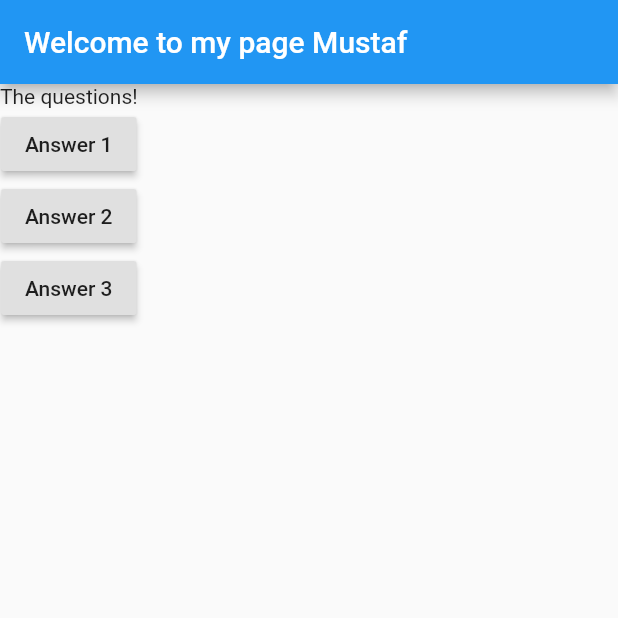
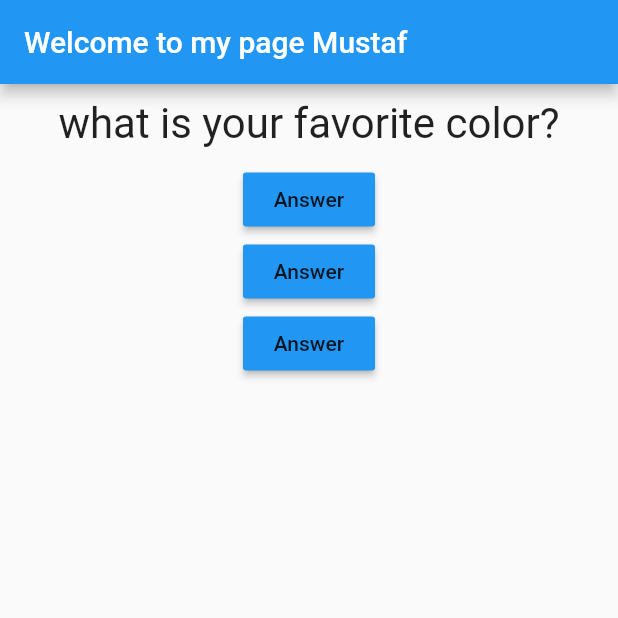
Before and after one commit to mustafcode10/Flutter-Quiz, a Flutter app: the screen it shows after launch, on a phone screen of 412 x 824 dp, the top half of it. Run offline on Flutter 3.47's test engine with Material 2 defaults, Android fonts, the phone set to English and light mode, and no system bars.

Commit message:
Question and Answer

```diff
--- /dev/null
+++ b/lib/answer.dart
@@ -0,0 +1,18 @@
+import 'package:flutter/material.dart';
+
+class Answer extends StatelessWidget {
+  Function selectHandler;
+  Answer(this.selectHandler);
+  @override
+  Widget build(BuildContext context) {
+    return Container(
+     // color: Colors.blue,
+      child: RaisedButton(
+        child: Text('Answer'),
+        onPressed: selectHandler,
+        color: Colors.blue,
+        ),
+
+    );
+  }
+}
--- a/lib/main.dart
+++ b/lib/main.dart
@@ -1,17 +1,38 @@
 import 'package:flutter/material.dart';
+
+import './question.dart';
+import './answer.dart';
 
 void main() => runApp(MyApp());
 
-class MyApp extends StatelessWidget {
+
+
+class MyApp extends StatefulWidget {
+  @override
+  State<StatefulWidget> createState() {
+
+    return  MyAppState();
+  }
+
+}
+class MyAppState extends State<MyApp> {
+  var questionIndex = 0;
   void answerChosen() {
-    print('answer is chosen');
+    setState(() {
+       questionIndex += 1;
+    });
+
+    print(questionIndex);
   }
 
   @override
   Widget build(BuildContext context) {
   var questions = [
       'what is your favorite color?',
+      'Hi Mustaf, What\'s is your favorite Subject',
       'whats is your  favorite team ?',
+      'What\'s  makes you crazy ?',
+      'whats your favotite song ?'
     ];
     return MaterialApp(
       title: 'Quiz',
@@ -22,16 +43,21 @@ class MyApp extends StatelessWidget {
         body: Container(
             child: Column(
           children: [
-            Text('The questions!'),
-            RaisedButton(
-              child: Text('Answer 1'),
-              onPressed: answerChosen),
-            RaisedButton(
-              child: Text('Answer 2'),
-              onPressed: answerChosen),
-            RaisedButton(
-              child: Text('Answer 3'),
-              onPressed: answerChosen),
+           Question(questions[questionIndex]),
+           Answer(answerChosen),
+           Answer(answerChosen),
+           Answer(answerChosen),
+
+
+            // RaisedButton(
+            //   child: Text('Answer 1'),
+            //   onPressed: answerChosen),
+            // RaisedButton(
+            //   child: Text('Answer 2'),
+            //   onPressed: answerChosen),
+            // RaisedButton(
+            //   child: Text('Answer 3'),
+            //   onPressed: answerChosen),
           ],
         )),
       ),
--- /dev/null
+++ b/lib/question.dart
@@ -0,0 +1,23 @@
+import 'package:flutter/material.dart';
+
+class Question extends StatelessWidget {
+  final String questionText;
+
+    Question(this.questionText);
+  @override
+  Widget build(BuildContext context) {
+    return Container(
+      width: double.infinity,
+      margin: EdgeInsets.all(10),
+      child: Text(questionText,
+      style: TextStyle(
+        fontSize: 28,
+
+      ),
+      textAlign: TextAlign.center,
+      ),
+
+
+    );
+  }
+}
```
